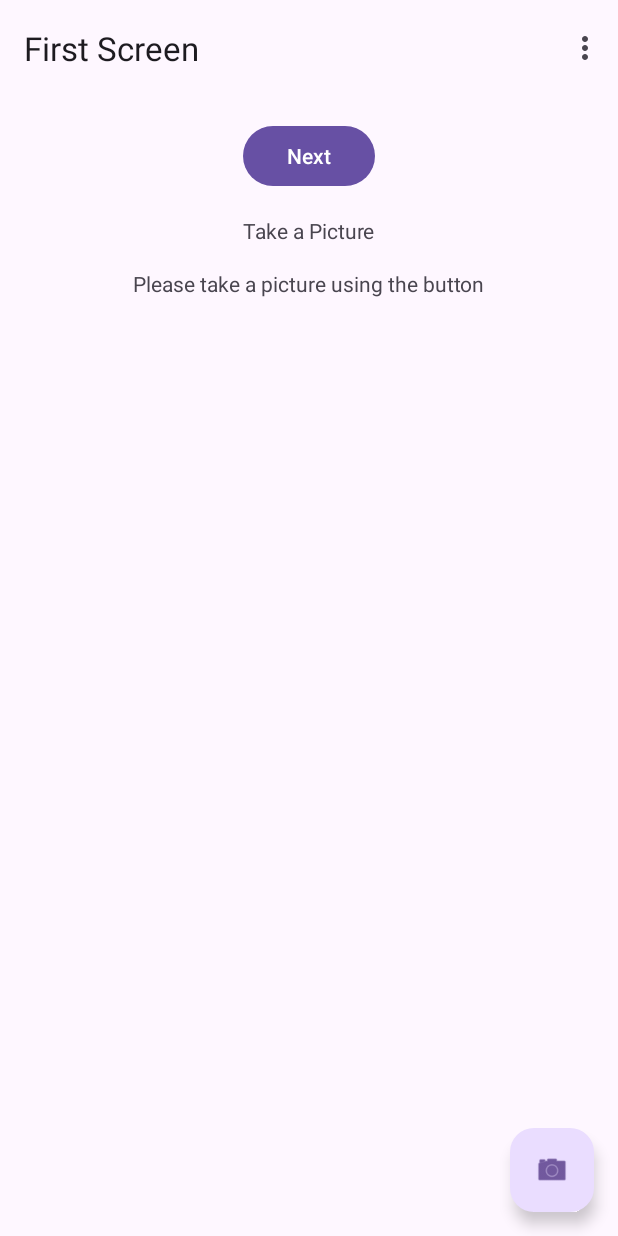
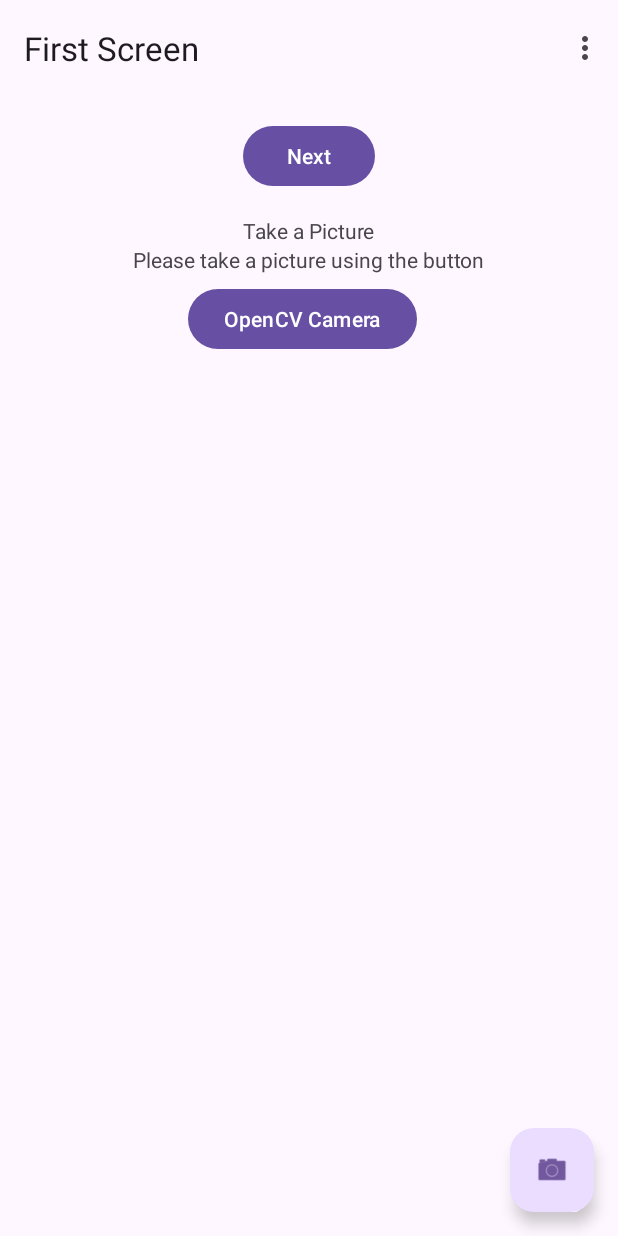
Before and after one commit to htmw/2024S-Async, an Android app built with Jetpack Compose: the screen it shows after launch (MainActivity), on a phone screen of 412 x 824 dp. Run offline under Robolectric (Android 15) with nearby library versions, the phone set to English and light mode, and no system bars; our stand-ins replace navigation-ui; libraries missing offline, so code that uses them is left out: androidx.camera.core.

Commit message:
creating opencv button and a new activity

```diff
--- a/app/src/main/java/com/example/capstoneapp/FirstFragment.java
+++ b/app/src/main/java/com/example/capstoneapp/FirstFragment.java
@@ -1,7 +1,9 @@
 package com.example.capstoneapp;
 
+import android.content.Intent;
 import android.graphics.Bitmap;
 import android.graphics.BitmapFactory;
+import android.graphics.Path;
 import android.os.Bundle;
 import android.util.Log;
 import android.view.LayoutInflater;
@@ -45,6 +47,14 @@ public class FirstFragment extends Fragment {
                         .navigate(R.id.action_FirstFragment_to_SecondFragment);
             }
         });
+
+        binding.btnOpenCVCamera.setOnClickListener(new View.OnClickListener() {
+            @Override
+            public void onClick(View view) {
+                Intent OpenCVCamera = new Intent(getActivity(), SecondActivity.class);
+                startActivity(OpenCVCamera);
+            }
+        });
     }
 
     @Override
--- a/app/src/main/java/com/example/capstoneapp/MainActivity.kt
+++ /dev/null
@@ -1,46 +0,0 @@
-package com.example.capstoneapp
-
-import android.os.Bundle
-import androidx.activity.ComponentActivity
-import androidx.activity.compose.setContent
-import androidx.compose.foundation.layout.fillMaxSize
-import androidx.compose.material3.MaterialTheme
-import androidx.compose.material3.Surface
-import androidx.compose.material3.Text
-import androidx.compose.runtime.Composable
-import androidx.compose.ui.Modifier
-import androidx.compose.ui.tooling.preview.Preview
-import com.example.capstoneapp.ui.theme.CapstoneAPPTheme
-
-class MainActivity : ComponentActivity() {
-    override fun onCreate(savedInstanceState: Bundle?) {
-        super.onCreate(savedInstanceState)
-        setContent {
-            CapstoneAPPTheme {
-                // A surface container using the 'background' color from the theme
-                Surface(
-                    modifier = Modifier.fillMaxSize(),
-                    color = MaterialTheme.colorScheme.background
-                ) {
-                    Greeting("Android")
-                }
-            }
-        }
-    }
-}
-
-@Composable
-fun Greeting(name: String, modifier: Modifier = Modifier) {
-    Text(
-        text = "Hello $name!",
-        modifier = modifier
-    )
-}
-
-@Preview(showBackground = true)
-@Composable
-fun GreetingPreview() {
-    CapstoneAPPTheme {
-        Greeting("Android")
-    }
-}
--- a/app/src/main/res/layout/fragment_first.xml
+++ b/app/src/main/res/layout/fragment_first.xml
@@ -38,11 +38,22 @@
             android:layout_width="wrap_content"
             android:layout_height="wrap_content"
             android:text="@string/command1"
-            app:layout_constraintBottom_toBottomOf="parent"
             app:layout_constraintEnd_toEndOf="parent"
             app:layout_constraintStart_toStartOf="parent"
             app:layout_constraintTop_toBottomOf="@+id/textview_first" />
 
+        <Button
+            android:id="@+id/btnOpenCVCamera"
+            android:layout_width="wrap_content"
+            android:layout_height="wrap_content"
+            android:layout_marginTop="6dp"
+            android:text="@string/opencv_camera"
+            app:layout_constraintBottom_toBottomOf="parent"
+            app:layout_constraintEnd_toEndOf="parent"
+            app:layout_constraintHorizontal_bias="0.481"
+            app:layout_constraintStart_toStartOf="parent"
+            app:layout_constraintTop_toBottomOf="@+id/textView_second" />
+
 
     </androidx.constraintlayout.widget.ConstraintLayout>
 </androidx.core.widget.NestedScrollView>
--- a/app/src/main/res/values/strings.xml
+++ b/app/src/main/res/values/strings.xml
@@ -8,4 +8,5 @@
     <string name="previous">Previous</string>
     <string name="titleFirstScreen">Take a Picture </string>
     <string name="command1">Please take a picture using the button</string>
+    <string name="opencv_camera">OpenCV Camera</string>
 </resources>
--- a/sdk/build.gradle
+++ b/sdk/build.gradle
@@ -99,7 +99,7 @@ println "OpenCV: " +openCVersionName + " " + project.buildscript.sourceFile
 
 android {
     namespace 'org.opencv'
-    compileSdkVersion 34
+    compileSdkVersion 33
 
     defaultConfig {
         minSdkVersion 21
```
Also changed, not shown: app/src/main/AndroidManifest.xml (+7 -4 lines), app/src/main/java/com/example/capstoneapp/MainActivity.java (+1 -13 lines), app/src/main/java/com/example/capstoneapp/SecondActivity.java (added, +64 -0 lines), app/src/main/res/layout/activity_second.xml (added, +34 -0 lines), 677 other files.
